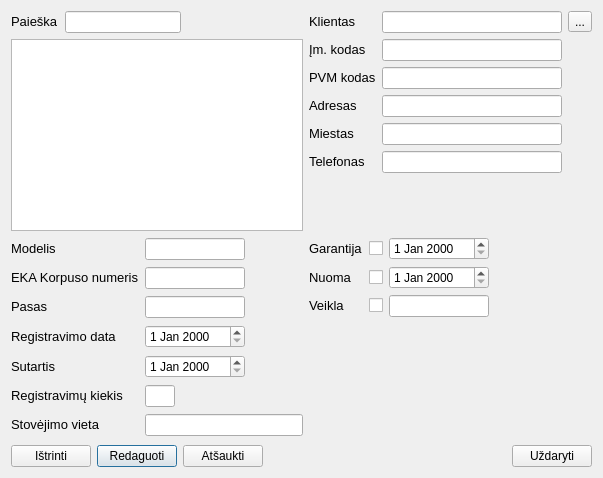
Old version of the form duombaze/ekaediting.ui in the repository Tautvydas2019/Diplomas.
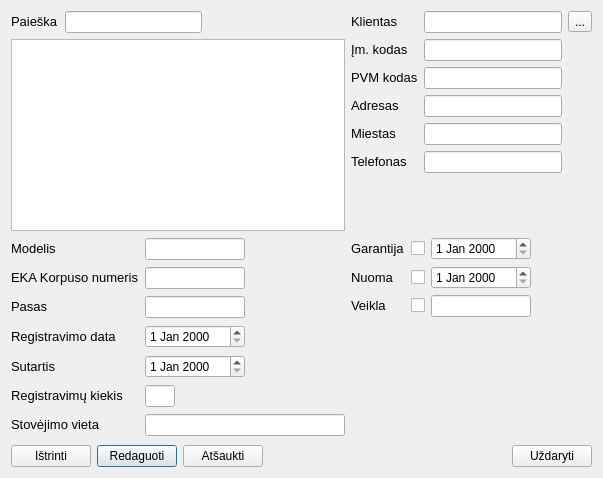
New version of the form.

```diff
--- a/duombaze/ekaediting.ui
+++ b/duombaze/ekaediting.ui
@@ -272,6 +272,12 @@
      </item>
      <item row="6" column="1">
       <widget class="QLineEdit" name="lineEdit_ekaplace">
+       <property name="minimumSize">
+        <size>
+         <width>200</width>
+         <height>0</height>
+        </size>
+       </property>
        <property name="maximumSize">
         <size>
          <width>100000</width>
```
